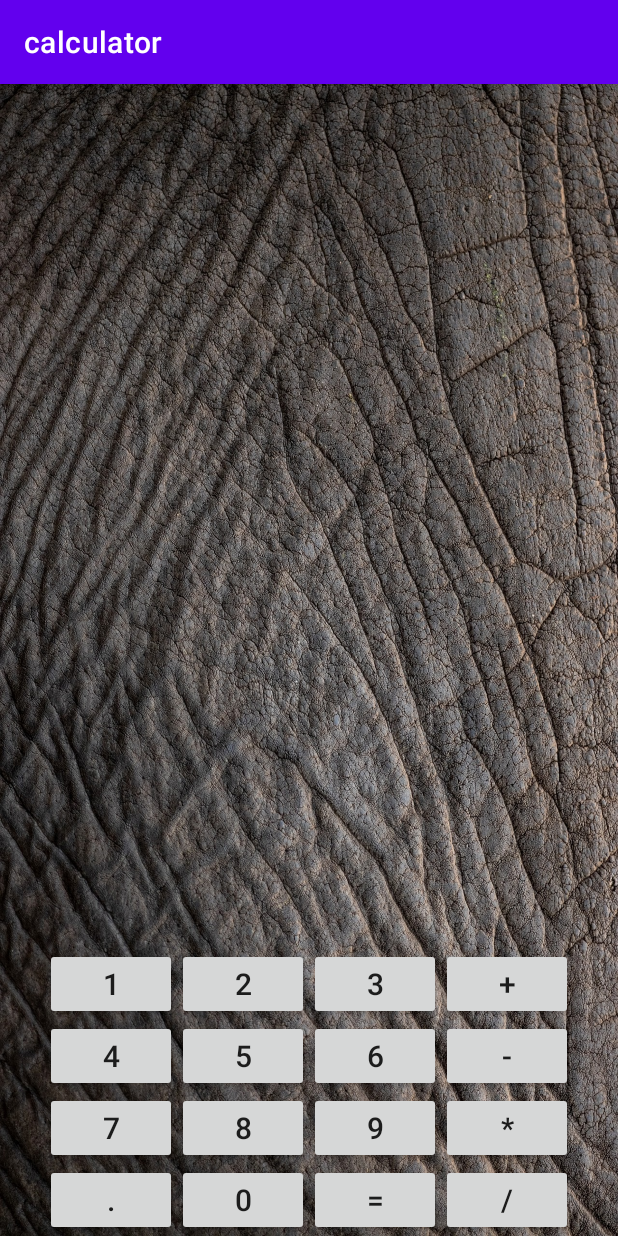
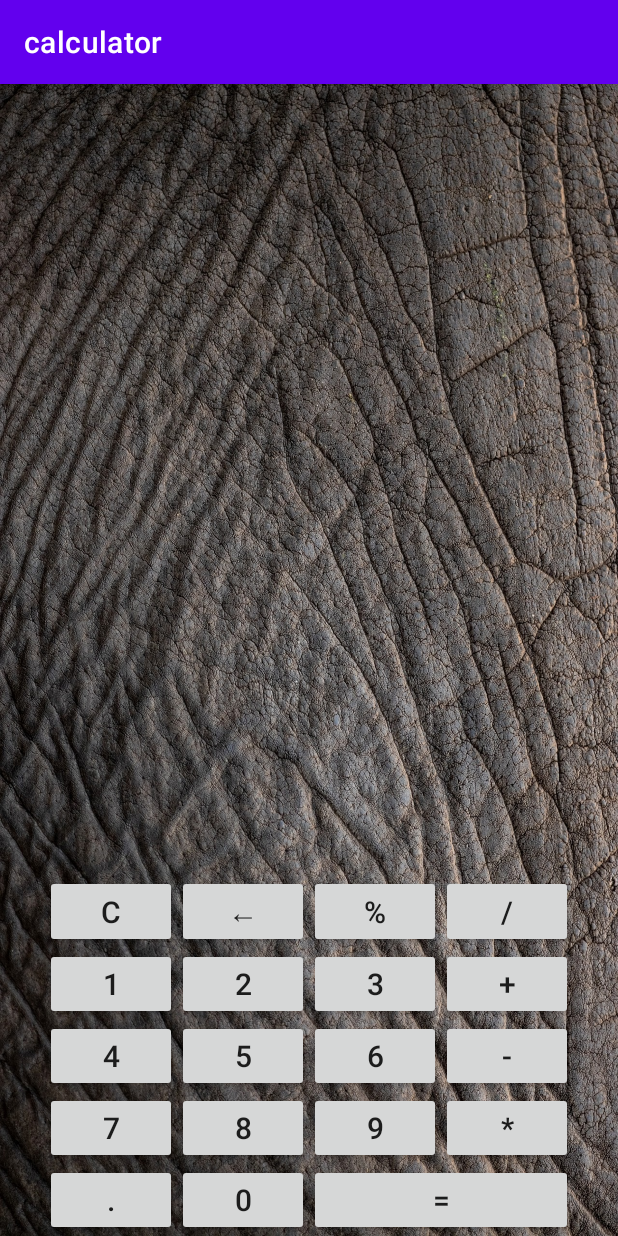
Before and after one commit to Aleksandr091/Calculator, an Android app: the screen it shows after launch (MainActivity), on a phone screen of 412 x 824 dp. Run offline under Robolectric (Android 15) with nearby library versions, the phone set to English and light mode, and no system bars.

Commit message:
Добавил кнопки %, backspace,С

```diff
--- a/app/src/main/res/layout/activity_main.xml
+++ b/app/src/main/res/layout/activity_main.xml
@@ -6,7 +6,40 @@
     android:background="@drawable/elephant2"
     android:gravity="bottom"
     android:orientation="horizontal">
+    <TableRow
 
+        android:layout_width="match_parent"
+        android:layout_height="match_parent"
+        android:gravity="center">
+
+        <androidx.appcompat.widget.AppCompatButton
+            android:id="@+id/button_C"
+            android:layout_width="match_parent"
+            android:layout_height="match_parent"
+            android:text="@string/button_clean"
+            android:textSize="@dimen/button_text_size" />
+
+        <androidx.appcompat.widget.AppCompatButton
+            android:id="@+id/button_backspace"
+            android:layout_width="match_parent"
+            android:layout_height="match_parent"
+            android:text="@string/button_backspace"
+            android:textSize="@dimen/button_text_size" />
+
+        <androidx.appcompat.widget.AppCompatButton
+            android:id="@+id/button_percent"
+            android:layout_width="match_parent"
+            android:layout_height="match_parent"
+            android:text="@string/buttom_percent"
+            android:textSize="@dimen/button_text_size" />
+
+        <androidx.appcompat.widget.AppCompatButton
+            android:id="@+id/button_div"
+            android:layout_width="match_parent"
+            android:layout_height="match_parent"
+            android:text="@string/button_div"
+            android:textSize="@dimen/button_text_size" />
+    </TableRow>
     <TableRow
 
         android:layout_width="match_parent"
@@ -134,16 +167,12 @@
 
         <androidx.appcompat.widget.AppCompatButton
             android:id="@+id/button_res"
-            android:layout_width="match_parent"
+            android:layout_width="wrap_content"
             android:layout_height="match_parent"
             android:text="@string/button_res"
-            android:textSize="@dimen/button_text_size" />
+            android:textSize="@dimen/button_text_size"
+            android:layout_span="2"/>
 
-        <androidx.appcompat.widget.AppCompatButton
-            android:id="@+id/button_div"
-            android:layout_width="match_parent"
-            android:layout_height="match_parent"
-            android:text="@string/button_div"
-            android:textSize="@dimen/button_text_size" />
+
     </TableRow>
 </TableLayout>
--- a/app/src/main/res/values/strings.xml
+++ b/app/src/main/res/values/strings.xml
@@ -16,4 +16,7 @@
     <string name="button_0">0</string>
     <string name="button_res">=</string>
     <string name="button_div">/</string>
+    <string name="button_clean">C</string>
+    <string name="buttom_percent">%</string>
+    <string name="button_backspace">←</string>
 </resources>
```
